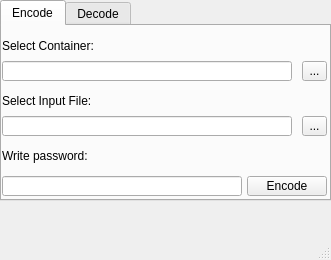
First picture: the form in UI.ui, repository Richard-Watson/Steganography, before the edit.
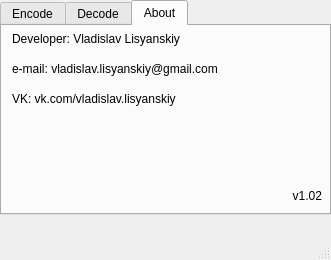
Second picture: the form after the edit. The open tabs and pages were chosen to show the change.

Commit message: UI improvements About window

```diff
--- a/UI.ui
+++ b/UI.ui
@@ -53,7 +53,7 @@
       <x>0</x>
       <y>0</y>
       <width>331</width>
-      <height>201</height>
+      <height>215</height>
      </rect>
     </property>
     <property name="currentIndex">
@@ -76,7 +76,7 @@
      <widget class="QLabel" name="Encode_Container_Label">
       <property name="geometry">
        <rect>
-        <x>0</x>
+        <x>10</x>
         <y>10</y>
         <width>325</width>
         <height>20</height>
@@ -125,7 +125,7 @@
      <widget class="QLabel" name="Encode_InputFile_Label">
       <property name="geometry">
        <rect>
-        <x>0</x>
+        <x>10</x>
         <y>65</y>
         <width>325</width>
         <height>20</height>
@@ -154,7 +154,7 @@
      <widget class="QLabel" name="Encode_Password_Label">
       <property name="geometry">
        <rect>
-        <x>0</x>
+        <x>10</x>
         <y>120</y>
         <width>325</width>
         <height>20</height>
@@ -264,6 +264,72 @@
       </property>
      </widget>
     </widget>
+    <widget class="QWidget" name="About">
+     <attribute name="title">
+      <string>About</string>
+     </attribute>
+     <widget class="QLabel" name="About_Developer_Label">
+      <property name="geometry">
+       <rect>
+        <x>10</x>
+        <y>5</y>
+        <width>241</width>
+        <height>16</height>
+       </rect>
+      </property>
+      <property name="text">
+       <string>Developer: Vladislav Lisyanskiy</string>
+      </property>
+     </widget>
+     <widget class="QLabel" name="About_email_Label">
+      <property name="geometry">
+       <rect>
+        <x>10</x>
+        <y>35</y>
+        <width>241</width>
+        <height>16</height>
+       </rect>
+      </property>
+      <property name="text">
+       <string>e-mail: vladislav.lisyanskiy@gmail.com</string>
+      </property>
+      <property name="openExternalLinks">
+       <bool>false</bool>
+      </property>
+     </widget>
+     <widget class="QLabel" name="About_VK_Label">
+      <property name="geometry">
+       <rect>
+        <x>10</x>
+        <y>65</y>
+        <width>241</width>
+        <height>16</height>
+       </rect>
+      </property>
+      <property name="text">
+       <string>VK: vk.com/vladislav.lisyanskiy</string>
+      </property>
+     </widget>
+     <widget class="QLabel" name="About_Version_Label">
+      <property name="geometry">
+       <rect>
+        <x>0</x>
+        <y>160</y>
+        <width>320</width>
+        <height>20</height>
+       </rect>
+      </property>
+      <property name="layoutDirection">
+       <enum>Qt::LeftToRight</enum>
+      </property>
+      <property name="text">
+       <string>v1.02</string>
+      </property>
+      <property name="alignment">
+       <set>Qt::AlignRight|Qt::AlignTrailing|Qt::AlignVCenter</set>
+      </property>
+     </widget>
+    </widget>
    </widget>
   </widget>
   <widget class="QMenuBar" name="menubar">
```
Left out of the diff: 9 changed lines with no effect on the pictures. The commit also changes 2 other files.
